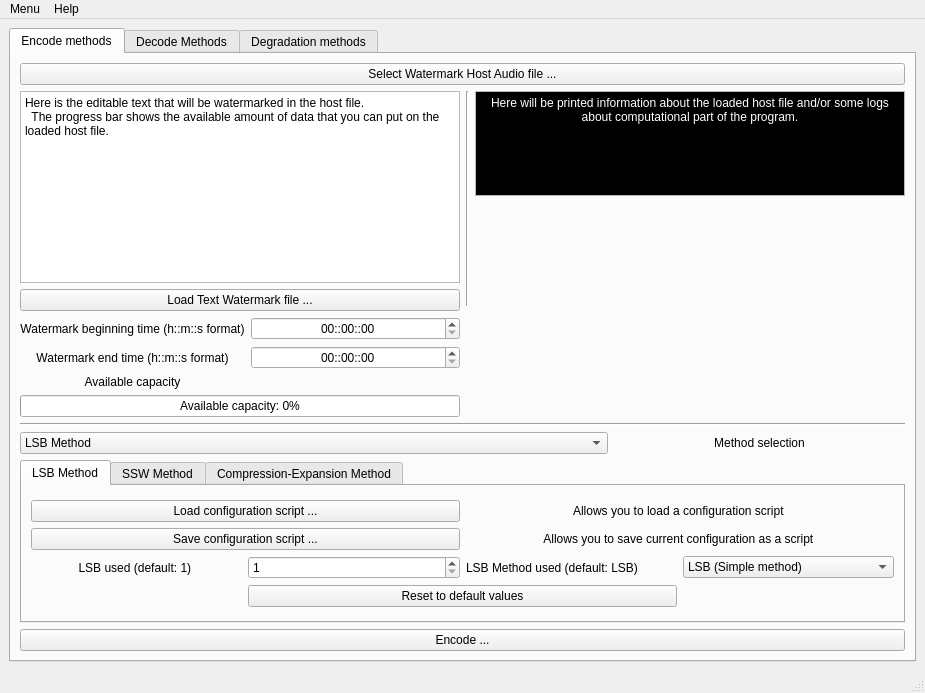
First picture: the form in src/GUI/InterfaceWatermarking/mainwindow.ui, repository jcelerier/watermarking, before the edit.
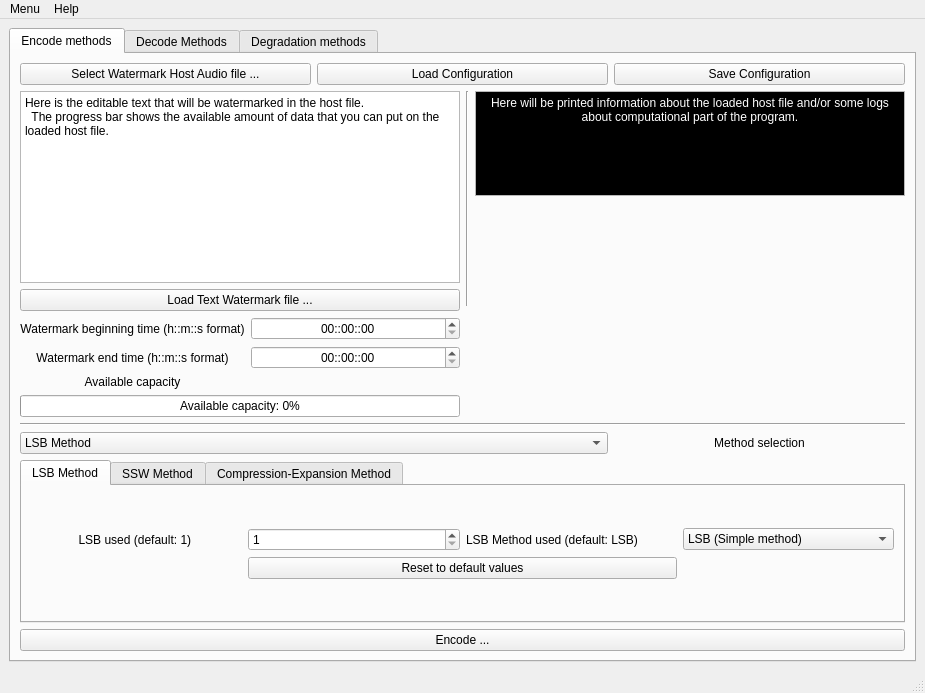
Second picture: the form after the edit. Icons and pictures are not drawn. Custom widgets are drawn as their Qt base class.

The edit to the form file:
```diff
--- a/src/GUI/InterfaceWatermarking/mainwindow.ui
+++ b/src/GUI/InterfaceWatermarking/mainwindow.ui
@@ -32,7 +32,7 @@
         <string>Encode methods</string>
        </attribute>
        <layout class="QGridLayout" name="gridLayout_2">
-        <item row="1" column="0">
+        <item row="4" column="0">
          <layout class="QGridLayout" name="mainGridLayout">
           <property name="sizeConstraint">
            <enum>QLayout::SetNoConstraint</enum>
@@ -67,67 +67,7 @@
                <layout class="QGridLayout" name="gridLayout_6">
                 <item row="0" column="0" colspan="2">
                  <layout class="QGridLayout" name="gridLayout_5">
-                  <item row="1" column="0" colspan="2">
-                   <widget class="QPushButton" name="lsbSaveConfigurationButton">
-                    <property name="cursor">
-                     <cursorShape>PointingHandCursor</cursorShape>
-                    </property>
-                    <property name="toolTip">
-                     <string>save current onfiguration as a script</string>
-                    </property>
-                    <property name="text">
-                     <string>Save configuration script ...</string>
-                    </property>
-                    <property name="icon">
-                     <iconset resource="icons/qstyle.qrc">
-                      <normaloff>:/trolltech/styles/commonstyle/images/floppy-16.png</normaloff>:/trolltech/styles/commonstyle/images/floppy-16.png</iconset>
-                    </property>
-                   </widget>
-                  </item>
-                  <item row="0" column="2" colspan="2">
-                   <widget class="QLabel" name="label">
-                    <property name="text">
-                     <string>&lt;html&gt;&lt;head/&gt;&lt;body&gt;&lt;p&gt;Allows you to load a configuration script &lt;/p&gt;&lt;/body&gt;&lt;/html&gt;</string>
-                    </property>
-                    <property name="alignment">
-                     <set>Qt::AlignCenter</set>
-                    </property>
-                   </widget>
-                  </item>
-                  <item row="0" column="0" colspan="2">
-                   <widget class="QPushButton" name="lsbLoadConfigurationButton">
-                    <property name="cursor">
-                     <cursorShape>PointingHandCursor</cursorShape>
-                    </property>
-                    <property name="toolTip">
-                     <string>load a configuration script</string>
-                    </property>
-                    <property name="statusTip">
-                     <string/>
-                    </property>
-                    <property name="whatsThis">
-                     <string/>
-                    </property>
-                    <property name="text">
-                     <string>Load configuration script ...</string>
-                    </property>
-                    <property name="icon">
-                     <iconset resource="icons/qstyle.qrc">
-                      <normaloff>:/trolltech/styles/commonstyle/images/standardbutton-open-16.png</normaloff>:/trolltech/styles/commonstyle/images/standardbutton-open-16.png</iconset>
-                    </property>
-                   </widget>
-                  </item>
-                  <item row="1" column="2" colspan="2">
-                   <widget class="QLabel" name="label_3">
-                    <property name="text">
-                     <string>&lt;html&gt;&lt;head/&gt;&lt;body&gt;&lt;p&gt;Allows you to save current configuration as a script &lt;/p&gt;&lt;/body&gt;&lt;/html&gt;</string>
-                    </property>
-                    <property name="alignment">
-                     <set>Qt::AlignCenter</set>
-                    </property>
-                   </widget>
-                  </item>
-                  <item row="3" column="1" colspan="2">
+                  <item row="1" column="1" colspan="2">
                    <widget class="QPushButton" name="setDefaultValueLsbPushButton">
                     <property name="text">
                      <string>Reset to default values</string>
@@ -138,7 +78,14 @@
                     </property>
                    </widget>
                   </item>
-                  <item row="2" column="0">
+                  <item row="0" column="2">
+                   <widget class="QLabel" name="label_2">
+                    <property name="text">
+                     <string>LSB Method used (default: LSB)</string>
+                    </property>
+                   </widget>
+                  </item>
+                  <item row="0" column="0">
                    <widget class="QLabel" name="label_17">
                     <property name="toolTip">
                      <string>Defines the number of Least Significant Bits per sample used to crypt the watermark</string>
@@ -151,7 +98,21 @@
                     </property>
                    </widget>
                   </item>
-                  <item row="2" column="1">
+                  <item row="0" column="3">
+                   <widget class="QComboBox" name="lsbMethodUsedComboBox">
+                    <item>
+                     <property name="text">
+                      <string>LSB (Simple method)</string>
+                     </property>
+                    </item>
+                    <item>
+                     <property name="text">
+                      <string>RLSB (Resistive LSB method)</string>
+                     </property>
+                    </item>
+                   </widget>
+                  </item>
+                  <item row="0" column="1">
                    <widget class="QSpinBox" name="NumberLsbSpinBox">
                     <property name="minimum">
                      <number>1</number>
@@ -161,27 +122,6 @@
                     </property>
                    </widget>
                   </item>
-                  <item row="2" column="2">
-                   <widget class="QLabel" name="label_2">
-                    <property name="text">
-                     <string>LSB Method used (default: LSB)</string>
-                    </property>
-                   </widget>
-                  </item>
-                  <item row="2" column="3">
-                   <widget class="QComboBox" name="lsbMethodUsedComboBox">
-                    <item>
-                     <property name="text">
-                      <string>LSB (Simple method)</string>
-                     </property>
-                    </item>
-                    <item>
-                     <property name="text">
-                      <string>RLSB (Resistive LSB method)</string>
-                     </property>
-                    </item>
-                   </widget>
-                  </item>
                  </layout>
                 </item>
                </layout>
@@ -635,37 +575,96 @@
           </item>
          </layout>
         </item>
-        <item row="0" column="0">
-         <widget class="QPushButton" name="watermarkSelectionButton">
-          <property name="cursor">
-           <cursorShape>PointingHandCursor</cursorShape>
-          </property>
-          <property name="toolTip">
-           <string>Load host audio file </string>
-          </property>
-          <property name="text">
-           <string>Select Watermark Host Audio file ...</string>
-          </property>
-          <property name="icon">
-           <iconset resource="icons/qstyle.qrc">
-            <normaloff>:/trolltech/styles/commonstyle/images/standardbutton-open-32.png</normaloff>:/trolltech/styles/commonstyle/images/standardbutton-open-32.png</iconset>
-          </property>
-          <property name="iconSize">
-           <size>
-            <width>32</width>
-            <height>32</height>
-           </size>
-          </property>
-          <property name="autoDefault">
-           <bool>false</bool>
-          </property>
-          <property name="default">
-           <bool>false</bool>
-          </property>
-          <property name="flat">
-           <bool>false</bool>
-          </property>
-         </widget>
+        <item row="2" column="0">
+         <layout class="QHBoxLayout" name="horizontalLayout">
+          <item>
+           <widget class="QPushButton" name="watermarkSelectionButton">
+            <property name="sizePolicy">
+             <sizepolicy hsizetype="Minimum" vsizetype="Minimum">
+              <horstretch>0</horstretch>
+              <verstretch>0</verstretch>
+             </sizepolicy>
+            </property>
+            <property name="cursor">
+             <cursorShape>PointingHandCursor</cursorShape>
+            </property>
+            <property name="toolTip">
+             <string>Load host audio file </string>
+            </property>
+            <property name="text">
+             <string>Select Watermark Host Audio file ...</string>
+            </property>
+            <property name="icon">
+             <iconset resource="icons/qstyle.qrc">
+              <normaloff>:/trolltech/styles/commonstyle/images/standardbutton-open-32.png</normaloff>:/trolltech/styles/commonstyle/images/standardbutton-open-32.png</iconset>
+            </property>
+            <property name="iconSize">
+             <size>
+              <width>32</width>
+              <height>32</height>
+             </size>
+            </property>
+            <property name="autoDefault">
+             <bool>false</bool>
+            </property>
+            <property name="default">
+             <bool>false</bool>
+            </property>
+            <property name="flat">
+             <bool>false</bool>
+            </property>
+           </widget>
+          </item>
+          <item>
+           <widget class="QPushButton" name="loadConfiguration">
+            <property name="sizePolicy">
+             <sizepolicy hsizetype="Minimum" vsizetype="Minimum">
+              <horstretch>0</horstretch>
+              <verstretch>0</verstretch>
+             </sizepolicy>
+            </property>
+            <property name="text">
+             <string>Load Configuration</string>
+            </property>
+            <property name="icon">
+             <iconset resource="icons/qstyle.qrc">
+              <normaloff>:/trolltech/styles/commonstyle/images/standardbutton-open-128.png</normaloff>:/trolltech/styles/commonstyle/images/standardbutton-open-128.png</iconset>
+            </property>
+            <property name="iconSize">
+             <size>
+              <width>32</width>
+              <height>32</height>
+             </size>
+            </property>
+           </widget>
+          </item>
+          <item>
+           <widget class="QPushButton" name="saveConfiguration">
+            <property name="sizePolicy">
+             <sizepolicy hsizetype="Minimum" vsizetype="Minimum">
+              <horstretch>0</horstretch>
+              <verstretch>0</verstretch>
+             </sizepolicy>
+            </property>
+            <property name="text">
+             <string>Save Configuration</string>
+            </property>
+            <property name="icon">
+             <iconset resource="icons/qstyle.qrc">
+              <normaloff>:/trolltech/styles/commonstyle/images/standardbutton-save-128.png</normaloff>:/trolltech/styles/commonstyle/images/standardbutton-save-128.png</iconset>
+            </property>
+            <property name="iconSize">
+             <size>
+              <width>32</width>
+              <height>32</height>
+             </size>
+            </property>
+            <property name="checkable">
+             <bool>false</bool>
+            </property>
+           </widget>
+          </item>
+         </layout>
         </item>
        </layout>
       </widget>
```
Left out of the diff: 98 changed lines with no effect on the pictures.
